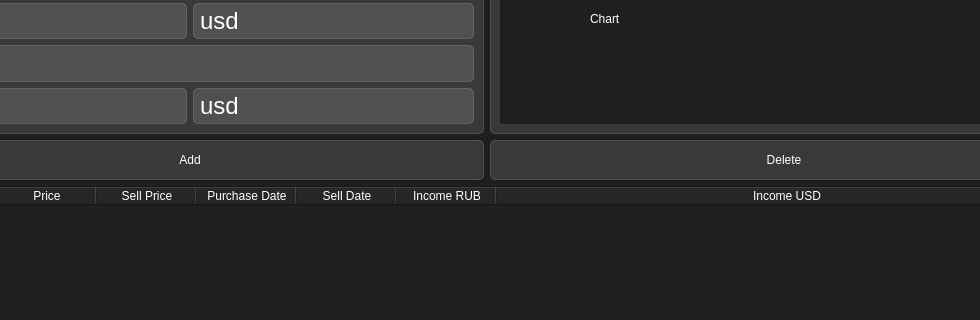
Above: ui/base/ui_main.ui from A-Lazar-A/LazarusApp before the change; both pictures show x 113 to 1093 and y 190 to 510 of the 1200 by 700 pixel window. Below: the same form after it.
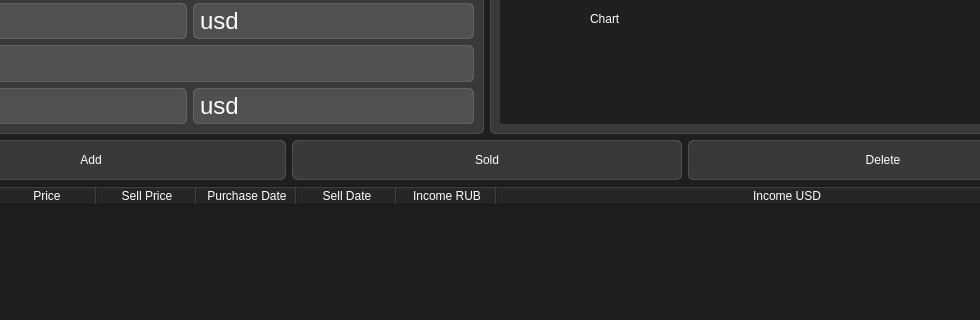
That is the form after the change. Icons and pictures are not drawn.

Commit message: add sold button and dialog window

Patch:
```diff
--- a/ui/base/ui_main.ui
+++ b/ui/base/ui_main.ui
@@ -423,6 +423,42 @@
         </property>
        </widget>
       </item>
+      <item>
+       <widget class="QPushButton" name="pushButton">
+        <property name="sizePolicy">
+         <sizepolicy hsizetype="Minimum" vsizetype="Fixed">
+          <horstretch>0</horstretch>
+          <verstretch>0</verstretch>
+         </sizepolicy>
+        </property>
+        <property name="minimumSize">
+         <size>
+          <width>0</width>
+          <height>40</height>
+         </size>
+        </property>
+        <property name="styleSheet">
+         <string notr="true">QPushButton{
+background-color: rgba(255, 255, 255, 30);
+border: 1px solid rgba(255, 255, 255, 40);
+border-radius: 5px;
+}
+QPushButton::hover{
+background-color: rgba(255, 255, 255, 40);
+}
+QPushButton::pressed{
+background-color: rgba(255, 255, 255, 50);
+}</string>
+        </property>
+        <property name="text">
+         <string>Sold</string>
+        </property>
+        <property name="icon">
+         <iconset resource="../../res.qrc">
+          <normaloff>:/icons/done_white_24dp.svg</normaloff>:/icons/done_white_24dp.svg</iconset>
+        </property>
+       </widget>
+      </item>
       <item>
        <widget class="QPushButton" name="delete_button">
         <property name="minimumSize">
```
The commit also changes 6 other files.
